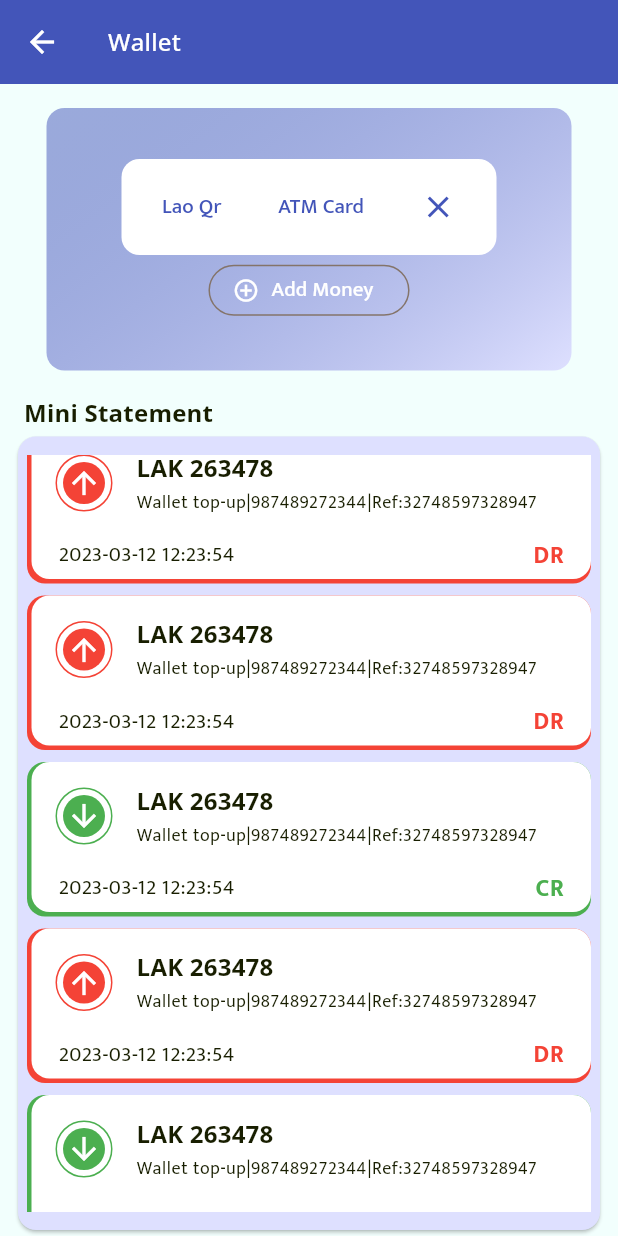
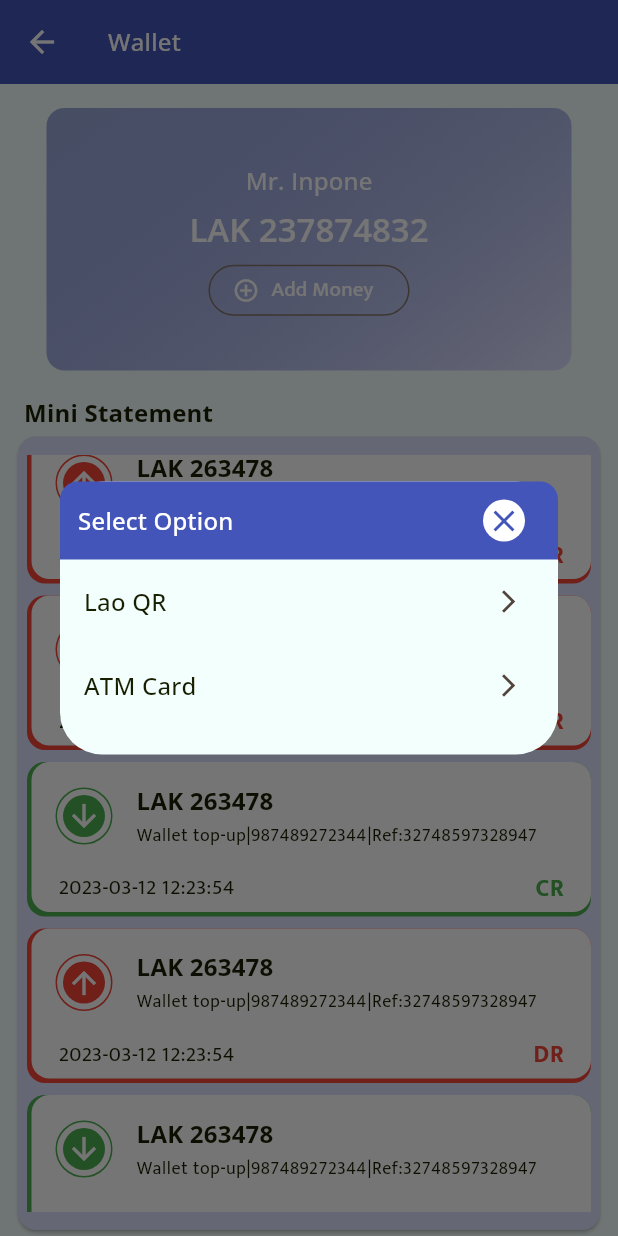
Before and after one commit to ritunjaykumar/kokok_pay_update, a Flutter app: the _WalletScreenMain screen opened directly, scrolled down 576 dp, after a tap on "Add Money", on a phone screen of 412 x 824 dp. Run offline on Flutter 3.47's test engine with Material 2 defaults, Android fonts, the phone set to English and light mode, and no system bars; our stand-ins replace connectivity_plus, country_picker, dartz, device_info_plus, dio, firebase_core and 15 more; missing offline and left inert: awesome_card, encrypt, flutter_udid, fluttercontactpicker, local_auth_android, local_auth_ios and 2 more; accounts and stored records are empty; generated files the repository leaves out were written again; project files that could hold a hidden picture were left out.

Commit message:
ui modification and add new ui

```diff
--- a/lib/resources/routes_manager.dart
+++ b/lib/resources/routes_manager.dart
@@ -56,6 +56,7 @@ class Routes {
   static const String resultEdlScreen = 'resultEdlScreen';
   static const String supportScreen = 'supportScreen';
   static const String favoriteScreen = 'favoriteScreen';
+  static const String topupScreen = 'favoriteScreen';
 }
 
 class RouteResource {
--- a/lib/screens/edl/edl_provider.dart
+++ b/lib/screens/edl/edl_provider.dart
@@ -1,8 +1,9 @@
 import 'package:kokok_pay/screens/base/base_view_model.dart';
 
 class EdlProvider extends BaseViewModel{
-  EdlProvider(super.context, this._consId);
+  EdlProvider(super.context, this._consId, this.screenType);
   final String? _consId;
+  final String screenType;
 
   String? get consId => _consId;
 }
--- /dev/null
+++ b/lib/screens/topup/topup_provider.dart
@@ -0,0 +1,6 @@
+import 'package:kokok_pay/screens/base/base_view_model.dart';
+
+class TopupProvider extends BaseViewModel{
+  TopupProvider(super.context);
+
+}
--- a/lib/screens/wallet/wallet_screen.dart
+++ b/lib/screens/wallet/wallet_screen.dart
@@ -1,10 +1,8 @@
 import 'package:flutter/material.dart';
 import 'package:flutter/services.dart';
 import 'package:kokok_pay/resources/asset_manager.dart';
-import 'package:kokok_pay/screens/dashboard/qr/my_qr_provider.dart';
 import 'package:kokok_pay/screens/wallet/wallet_provider.dart';
 import 'package:kokok_pay/screens/widgets/widget/widgets.dart';
-import 'package:kokok_pay/service/toast/toast_data.dart';
 import 'package:provider/provider.dart';
 import 'package:qr_flutter/qr_flutter.dart';
 
@@ -34,13 +32,13 @@ class _WalletScreenMain extends StatefulWidget {
 }
 
 class _WalletScreenMainState extends State<_WalletScreenMain> {
-  bool addMoneyPopup = false;
+  /*bool addMoneyPopup = false;
 
   void addMoneyPopupToggle(bool popup) {
     if (addMoneyPopup == popup) return;
     addMoneyPopup = popup;
     setState(() {});
-  }
+  }*/
 
   @override
   Widget build(BuildContext context) {
@@ -96,7 +94,8 @@ class _WalletScreenMainState extends State<_WalletScreenMain> {
                       height: 34,
                       child: OutlinedButton.icon(
                         onPressed: () {
-                          addMoneyPopupToggle(true);
+                          // addMoneyPopupToggle(true);
+                          _popupMenu();
                         },
                         style: ButtonStyle(
                           foregroundColor: MaterialStatePropertyAll<Color>(colorScheme.onPrimary),
@@ -148,23 +147,50 @@ class _WalletScreenMainState extends State<_WalletScreenMain> {
               ),
             ],
           ),
-          Positioned(
-            top: 50,
-            left: 0,
-            right: 0,
-            child: addMoneyPopup
-                ? Align(
-                    alignment: Alignment.topCenter,
-                    child: _popupMenu(),
-                  )
-                : const SizedBox(),
-          )
         ],
       ),
     );
   }
 
-  Widget _popupMenu() {
+  void _popupMenu() {
+    final colorScheme = Theme.of(context).colorScheme;
+    final textTheme = Theme.of(context).textTheme;
+
+    Widget getItem(String title, VoidCallback callback){
+      return ListTile(
+        title:  Text(title),
+        onTap: callback,
+        trailing: const Icon(Icons.arrow_forward_ios_sharp, size: 18,),
+        titleTextStyle: textTheme.titleMedium,
+      );
+    }
+
+
+
+    showDialog(
+        context: context,
+        builder: (ctx) {
+          return Dialog(
+            child: Column(
+              mainAxisSize: MainAxisSize.min,
+              children: [
+                const DialogAppbar(title: 'Select Option'),
+                getItem('Lao QR',  (){
+                  Navigator.of(context).pop();
+                  _showQrDialog();
+                }),
+                getItem('ATM Card',  (){
+                  Navigator.of(context).pop();
+                  _showBottomNavigation();
+                }),
+                const SizedBox(height: 18),
+              ],
+            ),
+          );
+        });
+  }
+
+  /*Widget _popupMenu() {
     final colorScheme = Theme.of(context).colorScheme;
     final textTheme = Theme.of(context).textTheme;
     return Container(
@@ -197,7 +223,7 @@ class _WalletScreenMainState extends State<_WalletScreenMain> {
         ],
       ),
     );
-  }
+  }*/
 
   Widget _getListTile(MiniStatementData msd) {
     final colorScheme = Theme.of(context).colorScheme;
@@ -294,7 +320,7 @@ class _WalletScreenMainState extends State<_WalletScreenMain> {
               child: Column(
                 mainAxisSize: MainAxisSize.min,
                 children: [
-                  Text('Scan Qr to recharge wallet', style: textTheme.titleMedium),
+                  Text('Scan QR to recharge wallet', style: textTheme.titleMedium),
                   const SizedBox(height: 10),
                   ClipRRect(
                     borderRadius: BorderRadius.circular(12),
@@ -559,3 +585,16 @@ class CardNumberFormatter extends TextInputFormatter {
     return newValue.copyWith(text: text);
   }
 }
+/*
+*
+*   Positioned(
+            top: 50,
+            left: 0,
+            right: 0,
+            child: addMoneyPopup
+                ? Align(
+                    alignment: Alignment.topCenter,
+                    child: _popupMenu(),
+                  )
+                : const SizedBox(),
+          ),*/
--- a/lib/screens/widgets/widget/widgets.dart
+++ b/lib/screens/widgets/widget/widgets.dart
@@ -4,13 +4,13 @@ class DialogAppbar extends StatelessWidget {
   const DialogAppbar({
     super.key,
     required this.title,
-    required this.icon,
-    required this.callback,
+    this.icon,
+    this.callback,
   });
 
   final String title;
-  final IconData icon;
-  final VoidCallback callback;
+  final IconData? icon;
+  final VoidCallback? callback;
 
   @override
   Widget build(BuildContext context) {
@@ -39,7 +39,7 @@ class DialogAppbar extends StatelessWidget {
             ),
           ),
           IconButton(
-            onPressed: callback,
+            onPressed: callback ?? () => Navigator.of(context).pop(),
             icon: Container(
               padding: const EdgeInsets.all(2),
               decoration: BoxDecoration(
@@ -47,7 +47,7 @@ class DialogAppbar extends StatelessWidget {
                 borderRadius: BorderRadius.circular(24),
               ),
               child: Icon(
-                icon,
+                icon ?? Icons.close,
                 color: colorScheme.primary,
               ),
             ),
--- a/pubspec.yaml
+++ b/pubspec.yaml
@@ -88,6 +88,7 @@ flutter:
 #    - assets/images/home_qr.png
 #    - assets/certificate/
     - assets/images/
+    - assets/util_logo/
     - assets/bank/
     - assets/lottie/
     - assets/lottie/dark/
```
Also changed, not shown: lib/resources/asset_manager.dart (+15 -4 lines), lib/screens/dashboard/home/home_provider.dart (+15 -7 lines), lib/screens/dashboard/home/home_screen.dart (+115 -63 lines), lib/screens/edl/edl_screen.dart (+20 -11 lines), lib/screens/favorite/favorite_screen.dart (+9 -2 lines), lib/screens/topup/topup_screen.dart (added, +42 -0 lines), assets/util_logo/edl.png (added), assets/util_logo/etl.png (added), assets/util_logo/ltc.png (added), assets/util_logo/nampapa.png (added), assets/util_logo/nampapa_banner.png (added), assets/util_logo/unitel.png (added).
